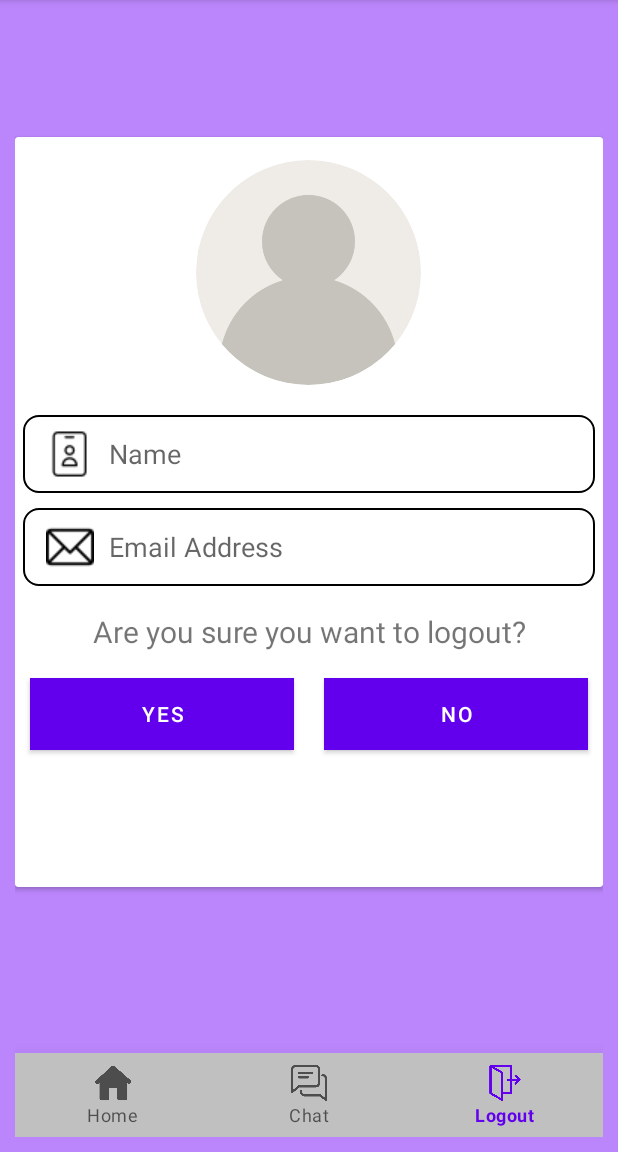
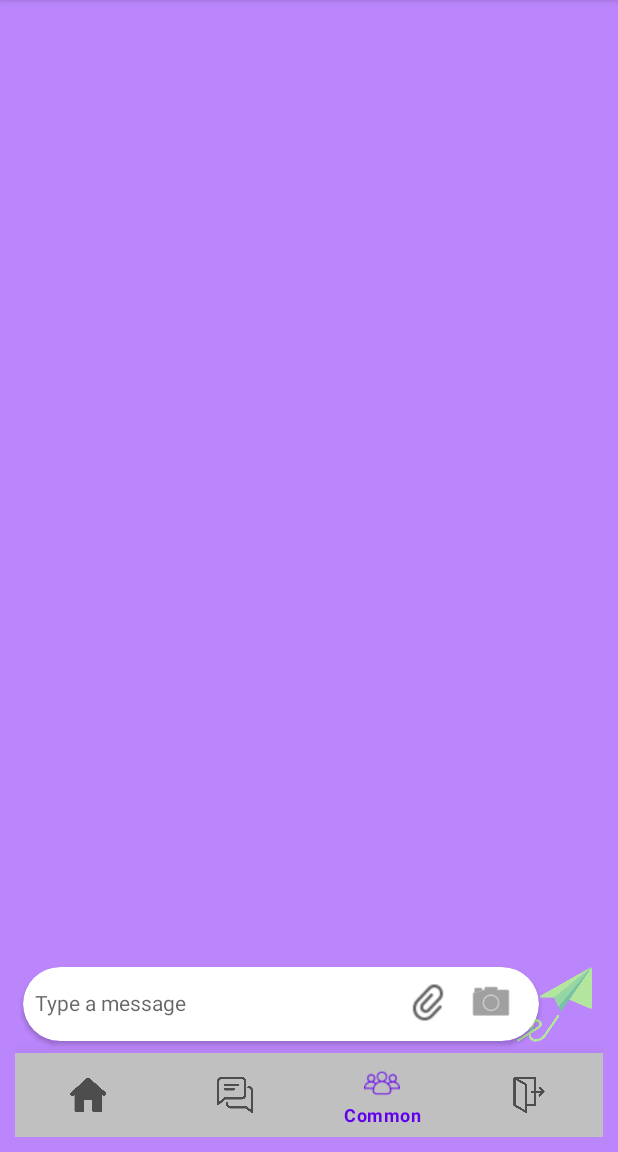
Before and after one commit to rishav0511/MSClone, an Android app: the screen it shows after launch once a user with an empty profile is signed in (Dashboard), item 3 of the bottom bar chosen, on a phone screen of 412 x 824 dp, the part 84-1236 px from its top. Run offline under Robolectric (Android 15) with nearby library versions, the phone set to English and light mode, and no system bars; our stand-ins replace Firebase (no records; nobody signed in at launch, a user with empty details on screens opened directly); libraries missing offline, so code that uses them is left out: com.github.pgreze.reactions, org.jitsi.meet; pictures from the network do not load; 2 statements that could not run were skipped.

Commit message:
common group in dashboard

```diff
--- a/app/src/main/java/com/example/msclone/Adapters/TeamsChatAdapter.java
+++ b/app/src/main/java/com/example/msclone/Adapters/TeamsChatAdapter.java
@@ -74,12 +74,18 @@ public class TeamsChatAdapter extends RecyclerView.Adapter{
         ReactionPopup popup = new ReactionPopup(mContext, config, (pos) -> {
             if(holder.getClass()==SentViewHolder.class){
                 SentViewHolder viewHolder = (SentViewHolder)holder;
-                viewHolder.binding.feeling.setImageResource(reactions[pos]);
-                viewHolder.binding.feeling.setVisibility(View.VISIBLE);
+                if(pos!=-1)
+                {
+                    viewHolder.binding.feeling.setImageResource(reactions[pos]);
+                    viewHolder.binding.feeling.setVisibility(View.VISIBLE);
+                }
             }else{
                 ReceiverViewHolder viewHolder = (ReceiverViewHolder) holder;
-                viewHolder.binding.feeling.setImageResource(reactions[pos]);
-                viewHolder.binding.feeling.setVisibility(View.VISIBLE);
+                if(pos!=-1)
+                {
+                    viewHolder.binding.feeling.setImageResource(reactions[pos]);
+                    viewHolder.binding.feeling.setVisibility(View.VISIBLE);
+                }
             }
 
             message.setFeeling(pos);
--- /dev/null
+++ b/app/src/main/java/com/example/msclone/CommonFragment.java
@@ -0,0 +1,175 @@
+package com.example.msclone;
+
+import android.app.ProgressDialog;
+import android.content.Intent;
+import android.net.Uri;
+import android.os.Bundle;
+
+import androidx.annotation.NonNull;
+import androidx.annotation.Nullable;
+import androidx.fragment.app.Fragment;
+import androidx.recyclerview.widget.LinearLayoutManager;
+
+import android.view.LayoutInflater;
+import android.view.View;
+import android.view.ViewGroup;
+
+import com.example.msclone.Adapters.TeamsChatAdapter;
+import com.example.msclone.Models.Message;
+import com.example.msclone.databinding.FragmentCommonBinding;
+import com.example.msclone.databinding.FragmentLogoutBinding;
+import com.google.android.gms.tasks.OnCompleteListener;
+import com.google.android.gms.tasks.OnSuccessListener;
+import com.google.android.gms.tasks.Task;
+import com.google.firebase.auth.FirebaseAuth;
+import com.google.firebase.database.DataSnapshot;
+import com.google.firebase.database.DatabaseError;
+import com.google.firebase.database.FirebaseDatabase;
+import com.google.firebase.database.ValueEventListener;
+import com.google.firebase.storage.FirebaseStorage;
+import com.google.firebase.storage.StorageReference;
+import com.google.firebase.storage.UploadTask;
+
+import java.util.ArrayList;
+import java.util.Calendar;
+import java.util.Date;
+
+/**
+ * A simple {@link Fragment} subclass.
+ * Use the {@link CommonFragment#newInstance} factory method to
+ * create an instance of this fragment.
+ */
+public class CommonFragment extends Fragment {
+
+
+    public CommonFragment() {
+        // Required empty public constructor
+    }
+
+    public static CommonFragment newInstance(String param1, String param2) {
+        CommonFragment fragment = new CommonFragment();
+        return fragment;
+    }
+
+    @Override
+    public void onCreate(Bundle savedInstanceState) {
+        super.onCreate(savedInstanceState);
+    }
+
+    private TeamsChatAdapter adapter;
+    private FragmentCommonBinding binding;
+    ArrayList<Message> messages;
+    private FirebaseDatabase mFirebaseDatabase;
+    private FirebaseStorage mFirebaseStorage;
+    private ProgressDialog dialog;
+    String senderUid;
+
+    @Override
+    public View onCreateView(LayoutInflater inflater, ViewGroup container,
+                             Bundle savedInstanceState) {
+        binding = FragmentCommonBinding.inflate(inflater,container,false);
+        View view = binding.getRoot();
+
+//        getActivity().getActionBar().setTitle("Common");
+
+        mFirebaseStorage = FirebaseStorage.getInstance();
+        mFirebaseDatabase =FirebaseDatabase.getInstance();
+        senderUid = FirebaseAuth.getInstance().getUid();
+
+        dialog = new ProgressDialog(getContext());
+        dialog.setMessage("Uploading Image..");
+        dialog.setCancelable(false);
+
+        messages = new ArrayList<>();
+        adapter = new TeamsChatAdapter(getContext(),messages);
+        binding.recyclerView.setLayoutManager(new LinearLayoutManager(getContext()));
+        binding.recyclerView.setAdapter(adapter);
+
+        mFirebaseDatabase.getReference().child("public")
+                .addValueEventListener(new ValueEventListener() {
+                    @Override
+                    public void onDataChange(@NonNull DataSnapshot snapshot) {
+                        messages.clear();
+                        for(DataSnapshot snapshot1 : snapshot.getChildren()){
+                            Message message = snapshot1.getValue(Message.class);
+                            message.setMessageId(snapshot1.getKey());
+                            messages.add(message);
+                        }
+                        adapter.notifyDataSetChanged();
+                    }
+
+                    @Override
+                    public void onCancelled(@NonNull DatabaseError error) {
+
+                    }
+                });
+
+        binding.sendButton.setOnClickListener(new View.OnClickListener() {
+            @Override
+            public void onClick(View v) {
+                String messageTxt = binding.messageBox.getText().toString();
+                Date date = new Date();
+                Message message = new Message(messageTxt,senderUid,date.getTime());
+                binding.messageBox.setText("");
+
+                mFirebaseDatabase.getReference().child("public")
+                        .push()
+                        .setValue(message);
+            }
+        });
+
+        binding.attachement.setOnClickListener(new View.OnClickListener() {
+            @Override
+            public void onClick(View v) {
+                Intent intent = new Intent();
+                intent.setAction(Intent.ACTION_GET_CONTENT);
+                intent.setType("image/*");
+                startActivityForResult(intent,49);
+            }
+        });
+
+        return view;
+    }
+
+    @Override
+    public void onActivityResult(int requestCode, int resultCode, @Nullable Intent data) {
+        super.onActivityResult(requestCode, resultCode, data);
+
+        if(requestCode==49){
+            if(data!=null) {
+                if(data.getData()!=null) {
+                    Uri selectedImg = data.getData();
+                    Calendar calendar = Calendar.getInstance();
+                    StorageReference reference = mFirebaseStorage.getReference().child("chats").child(calendar.getTimeInMillis() + "");
+                    dialog.show();
+                    reference.putFile(selectedImg).addOnCompleteListener(new OnCompleteListener<UploadTask.TaskSnapshot>() {
+                        @Override
+                        public void onComplete(@NonNull Task<UploadTask.TaskSnapshot> task) {
+                            dialog.dismiss();;
+                            if(task.isSuccessful()){
+                                reference.getDownloadUrl().addOnSuccessListener(new OnSuccessListener<Uri>() {
+                                    @Override
+                                    public void onSuccess(Uri uri) {
+                                        String filePath = uri.toString();
+
+                                        String messageTxt = binding.messageBox.getText().toString();
+
+                                        Date date = new Date();
+                                        Message message = new Message(messageTxt, senderUid, date.getTime());
+                                        message.setMessage("photo");
+                                        message.setImageUrl(filePath);
+                                        binding.messageBox.setText("");
+
+                                        mFirebaseDatabase.getReference().child("public")
+                                                .push()
+                                                .setValue(message);
+                                    }
+                                });
+                            }
+                        }
+                    });
+                }
+            }
+        }
+    }
+}
--- a/app/src/main/java/com/example/msclone/Dashboard.java
+++ b/app/src/main/java/com/example/msclone/Dashboard.java
@@ -47,11 +47,15 @@ public class Dashboard extends AppCompatActivity {
                         chatTrans.replace(R.id.content,new ChatFragment());
                         chatTrans.commit();
                         break;
+                    case R.id.common:
+                        FragmentTransaction commonTrans = getSupportFragmentManager().beginTransaction();
+                        commonTrans.replace(R.id.content,new CommonFragment());
+                        commonTrans.commit();
+                        break;
                     case R.id.logout:
                         FragmentTransaction logoutTrans = getSupportFragmentManager().beginTransaction();
                         logoutTrans.replace(R.id.content,new LogoutFragment());
                         logoutTrans.commit();
-                        Toast.makeText(Dashboard.this,"Logout Selected", Toast.LENGTH_SHORT).show();
                         break;
                 }
                 return true;
--- a/app/src/main/java/com/example/msclone/LogoutFragment.java
+++ b/app/src/main/java/com/example/msclone/LogoutFragment.java
@@ -1,5 +1,6 @@
 package com.example.msclone;
 
+import android.app.ProgressDialog;
 import android.content.Intent;
 import android.os.Bundle;
 
@@ -58,7 +59,7 @@ public class LogoutFragment extends Fragment {
                     User user = snapshot1.getValue(User.class);
                     if(user.getUid().equals(FirebaseAuth.getInstance().getUid())) {
                         current = user;
-                        if(current.getProfileImage()!=null){
+                        if(current.getProfileImage()!=null) {
                             Glide.with(getContext()).load(current.getProfileImage())
                                     .placeholder(R.drawable.avatar)
                                     .into(binding.ProfileImage);
@@ -74,6 +75,7 @@ public class LogoutFragment extends Fragment {
             }
         });
 
+
         binding.yes.setOnClickListener(new View.OnClickListener() {
             @Override
             public void onClick(View v) {
--- /dev/null
+++ b/app/src/main/res/layout/fragment_common.xml
@@ -0,0 +1,86 @@
+<?xml version="1.0" encoding="utf-8"?>
+<FrameLayout xmlns:android="http://schemas.android.com/apk/res/android"
+    xmlns:tools="http://schemas.android.com/tools"
+    xmlns:app="http://schemas.android.com/apk/res-auto"
+    android:layout_width="match_parent"
+    android:layout_height="match_parent"
+    tools:context=".CommonFragment">
+
+    <androidx.constraintlayout.widget.ConstraintLayout
+        android:layout_width="match_parent"
+        android:layout_height="match_parent">
+
+        <androidx.cardview.widget.CardView
+            android:id="@+id/cardView"
+            android:layout_width="344dp"
+            android:layout_height="49dp"
+            android:layout_marginStart="5dp"
+            android:layout_marginBottom="8dp"
+            app:cardCornerRadius="30dp"
+            app:layout_constraintBottom_toBottomOf="parent"
+            app:layout_constraintStart_toStartOf="parent">
+
+            <LinearLayout
+                android:layout_width="340dp"
+                android:layout_height="47dp"
+                android:gravity="center"
+                android:orientation="horizontal">
+
+                <EditText
+                    android:id="@+id/messageBox"
+                    android:layout_width="wrap_content"
+                    android:layout_height="wrap_content"
+                    android:layout_weight="1"
+                    android:background="@android:color/transparent"
+                    android:ems="10"
+                    android:hint="Type a message"
+                    android:inputType="textPersonName"
+                    android:padding="8dp"
+                    android:textSize="14sp" />
+
+                <ImageView
+                    android:id="@+id/attachement"
+                    android:layout_width="wrap_content"
+                    android:layout_height="wrap_content"
+                    android:layout_marginRight="12dp"
+                    android:layout_weight="0"
+                    app:srcCompat="@drawable/attachement"
+                    app:tint="#616161" />
+
+                <ImageView
+                    android:id="@+id/camera"
+                    android:layout_width="wrap_content"
+                    android:layout_height="wrap_content"
+                    android:layout_marginRight="12dp"
+                    android:layout_weight="0"
+                    app:srcCompat="@android:drawable/ic_menu_camera"
+                    app:tint="#616161" />
+            </LinearLayout>
+
+        </androidx.cardview.widget.CardView>
+
+        <androidx.recyclerview.widget.RecyclerView
+            android:id="@+id/recyclerView"
+            android:layout_width="0dp"
+            android:layout_height="0dp"
+            app:layout_constraintBottom_toTopOf="@+id/cardView"
+            app:layout_constraintEnd_toEndOf="parent"
+            app:layout_constraintStart_toStartOf="parent"
+            app:layout_constraintTop_toTopOf="parent" />
+
+        <ImageView
+            android:id="@+id/sendButton"
+            android:layout_width="51dp"
+            android:layout_height="50dp"
+            android:layout_marginRight="10dp"
+            app:layout_constraintBottom_toBottomOf="@+id/cardView"
+            app:layout_constraintEnd_toEndOf="parent"
+            app:layout_constraintHorizontal_bias="0.835"
+            app:layout_constraintStart_toEndOf="@+id/cardView"
+            app:layout_constraintTop_toTopOf="@+id/cardView"
+            app:srcCompat="@drawable/send_chat" />
+
+
+    </androidx.constraintlayout.widget.ConstraintLayout>
+
+</FrameLayout>
--- a/app/src/main/res/menu/menu.xml
+++ b/app/src/main/res/menu/menu.xml
@@ -10,6 +10,10 @@
         android:icon="@drawable/chat_box"
         android:title="Chat" />
     <item
+        android:id="@+id/common"
+        android:icon="@drawable/group"
+        android:title="Common" />
+    <item
         android:id="@+id/logout"
         android:icon="@drawable/exit"
         android:title="Logout" />
```
Also changed, not shown: app/src/main/res/drawable/group.png (added).
